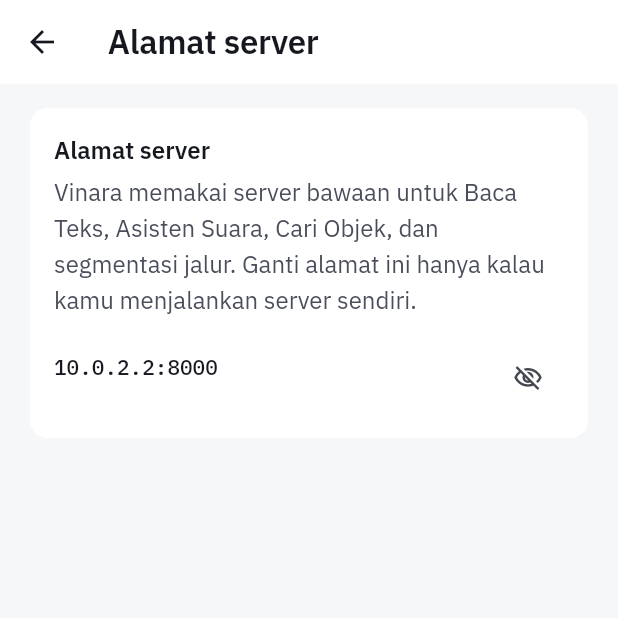
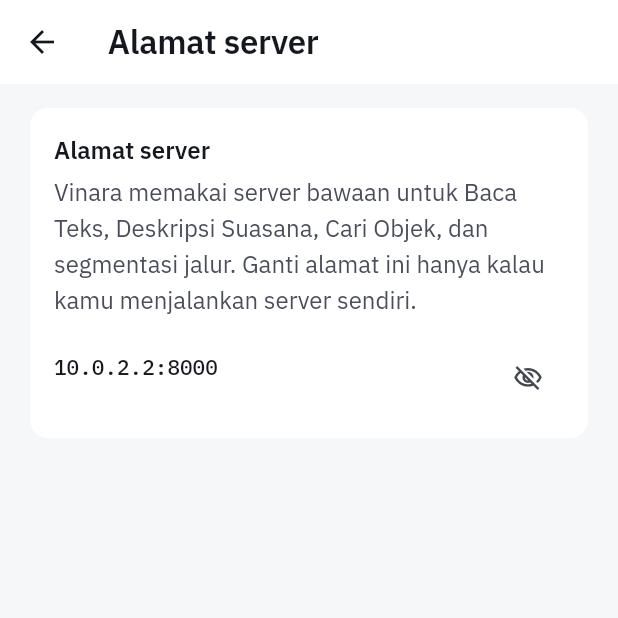
Before and after one commit to Asadell/guidio-blind-assist, a Flutter app: the ServerAddressScreen screen opened directly, on a phone screen of 412 x 824 dp, the top half of it. Run offline on Flutter 3.47's test engine with Material 3 defaults, Android fonts, the phone set to English and light mode, and no system bars; our stand-ins replace battery_plus, camera, connectivity_plus, flutter_tts, google_fonts, permission_handler and 4 more; missing offline and left inert: google_mlkit_text_recognition, tflite_flutter; accounts and stored records are empty; network calls fail.

Commit message:
🎨 style(ui): rename Asisten Suara to Deskripsi Suasana

```diff
--- a/guidio_app/lib/core/voice/command_parser.dart
+++ b/guidio_app/lib/core/voice/command_parser.dart
@@ -76,6 +76,7 @@
       'jalan mana', 'mode jalan', 'arahan jalur', 'jalur mana',
     ],
     VoiceIntent.modeAssistant: [
+      'deskripsi suasana', 'deskripsikan suasana', 'mode deskripsi suasana',
       'asisten', 'tanya', 'mode suara',
       'halo guidio', 'hei guidio', 'oy guidio', 'guidio', 'jarvis', 'hei jarvis', 'halo jarvis',
       'tolong asisten', 'eh guidio', 'guidio tolong', 'woy guidio', 'eh jarvis tolong',
@@ -787,7 +788,7 @@
         VoiceIntent.modeReadText => 'baca teks',
         VoiceIntent.modeDetection => 'deteksi objek',
         VoiceIntent.modeNavigation => 'navigasi',
-        VoiceIntent.modeAssistant => 'asisten suara',
+        VoiceIntent.modeAssistant => 'deskripsi suasana',
         VoiceIntent.modeFindObject => 'cari objek',
         VoiceIntent.modeSettings => 'pengaturan',
         VoiceIntent.actionCapture => 'ambil gambar',
--- a/guidio_app/lib/providers/app_mode_provider.dart
+++ b/guidio_app/lib/providers/app_mode_provider.dart
@@ -13,7 +13,7 @@
         AppMode.money      => 'Kenali Uang',
         AppMode.ocr        => 'Baca Teks',
         AppMode.navigasi   => 'Navigasi',
-        AppMode.voice      => 'Asisten Suara',
+        AppMode.voice      => 'Deskripsi Suasana',
         AppMode.findObject => 'Cari Objek',
       };
 
@@ -75,7 +75,7 @@
         AppMode.money      => 'Katakan: "Kenali uang" atau "Cek uang"',
         AppMode.ocr        => 'Katakan: "Baca teks" atau "Bacakan"',
         AppMode.navigasi   => 'Katakan: "Navigasi" atau "Jalan mana"',
-        AppMode.voice      => 'Katakan: "Asisten suara" atau "Tanya"',
+        AppMode.voice      => 'Katakan: "Deskripsi suasana" atau "Tanya"',
         AppMode.findObject => 'Katakan: "Cari objek" atau "Cari kunci"',
       };
 }
--- a/guidio_app/lib/screens/permissions_screen.dart
+++ b/guidio_app/lib/screens/permissions_screen.dart
@@ -143,7 +143,7 @@
               title: isCamera ? 'Izin kamera' : 'Izin mikrofon',
               reason: isCamera
                   ? 'Kamera dipakai untuk mendeteksi rintangan, membaca teks, mengenali uang, dan mencari barang.'
-                  : 'Mikrofon dipakai untuk perintah suara dan Asisten Suara. Fitur lain tetap berjalan penuh tanpa mikrofon.',
+                  : 'Mikrofon dipakai untuk perintah suara dan Deskripsi Suasana. Fitur lain tetap berjalan penuh tanpa mikrofon.',
             ),
           ),
         ),
--- a/guidio_app/lib/screens/server_address_screen.dart
+++ b/guidio_app/lib/screens/server_address_screen.dart
@@ -178,7 +178,7 @@
                 const SizedBox(height: AppSpacing.s1),
                 // PG-08a - penjelasan server bawaan.
                 Text(
-                  'Vinara memakai server bawaan untuk Baca Teks, Asisten Suara, Cari Objek, dan segmentasi jalur. '
+                  'Vinara memakai server bawaan untuk Baca Teks, Deskripsi Suasana, Cari Objek, dan segmentasi jalur. '
                   'Ganti alamat ini hanya kalau kamu menjalankan server sendiri.',
                   style: AppTypography.body(color: AppColors.ink2),
                 ),
```
